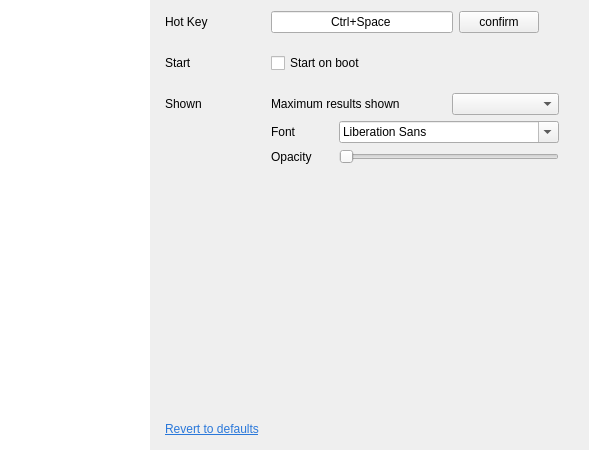
First picture: the form in src/view/SettingWidget.ui, repository tujiaw/Acc, before the edit.
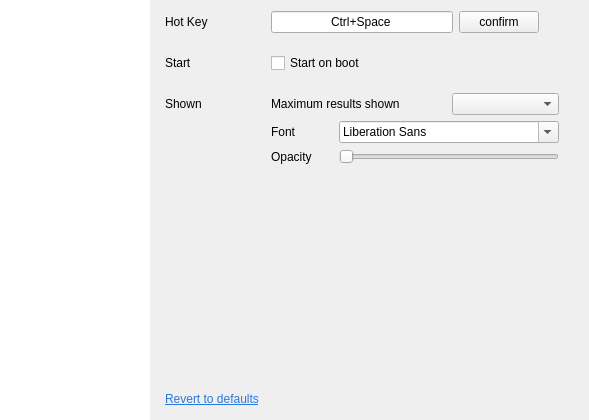
Second picture: the form after the edit.

The edit to the form file:
```diff
--- a/src/view/SettingWidget.ui
+++ b/src/view/SettingWidget.ui
@@ -7,7 +7,7 @@
     <x>0</x>
     <y>0</y>
     <width>589</width>
-    <height>450</height>
+    <height>420</height>
    </rect>
   </property>
   <property name="minimumSize">
@@ -74,7 +74,7 @@
         <x>0</x>
         <y>0</y>
         <width>439</width>
-        <height>450</height>
+        <height>420</height>
        </rect>
       </property>
       <layout class="QVBoxLayout" name="verticalLayout">
```
